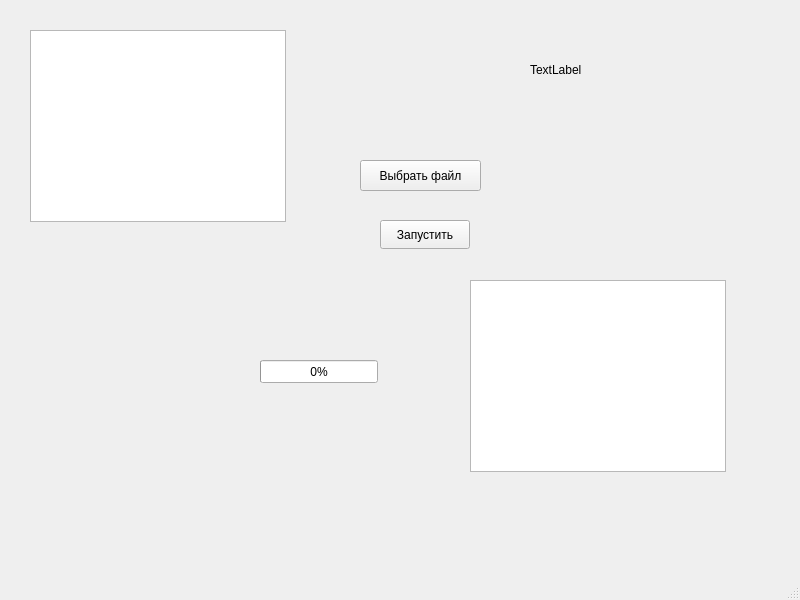
Qt form mainwindow.ui (copchen/CharFrequencyAnalyzer) before a commit.
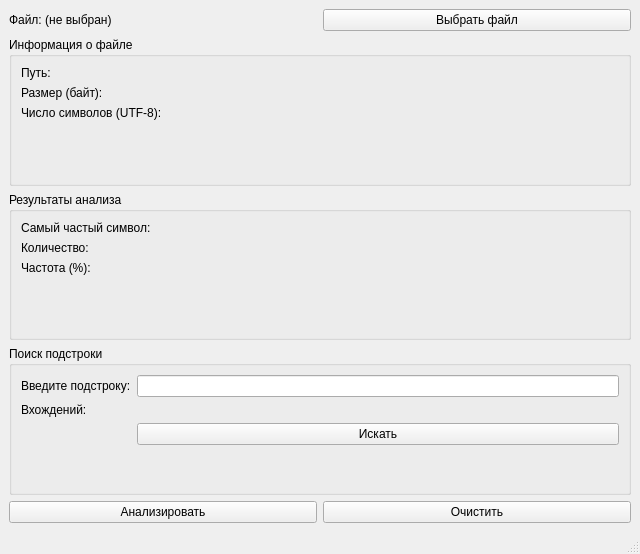
The same form after that commit.

```diff
--- a/mainwindow.ui
+++ b/mainwindow.ui
@@ -6,86 +6,177 @@
    <rect>
     <x>0</x>
     <y>0</y>
-    <width>800</width>
-    <height>600</height>
+    <width>640</width>
+    <height>554</height>
    </rect>
   </property>
   <property name="windowTitle">
    <string>MainWindow</string>
   </property>
   <widget class="QWidget" name="centralwidget">
-   <widget class="QPushButton" name="btnChoose">
-    <property name="geometry">
-     <rect>
-      <x>360</x>
-      <y>160</y>
-      <width>121</width>
-      <height>31</height>
-     </rect>
-    </property>
-    <property name="text">
-     <string>Выбрать файл</string>
-    </property>
-   </widget>
-   <widget class="QPushButton" name="btnStart">
-    <property name="geometry">
-     <rect>
-      <x>380</x>
-      <y>220</y>
-      <width>90</width>
-      <height>29</height>
-     </rect>
-    </property>
-    <property name="text">
-     <string>Запустить</string>
-    </property>
-   </widget>
-   <widget class="QListWidget" name="listFiles">
-    <property name="geometry">
-     <rect>
-      <x>30</x>
-      <y>30</y>
-      <width>256</width>
-      <height>192</height>
-     </rect>
-    </property>
-   </widget>
-   <widget class="QProgressBar" name="progressBar">
-    <property name="geometry">
-     <rect>
-      <x>260</x>
-      <y>360</y>
-      <width>118</width>
-      <height>23</height>
-     </rect>
-    </property>
-    <property name="value">
-     <number>0</number>
-    </property>
-   </widget>
-   <widget class="QTableWidget" name="tableResults">
-    <property name="geometry">
-     <rect>
-      <x>470</x>
-      <y>280</y>
-      <width>256</width>
-      <height>192</height>
-     </rect>
-    </property>
-   </widget>
-   <widget class="QLabel" name="lblStatus">
-    <property name="geometry">
-     <rect>
-      <x>530</x>
-      <y>60</y>
-      <width>63</width>
-      <height>20</height>
-     </rect>
-    </property>
-    <property name="text">
-     <string>TextLabel</string>
-    </property>
-   </widget>
+   <layout class="QVBoxLayout" name="verticalLayout">
+
+    <!-- Выбор файла -->
+    <item>
+     <layout class="QHBoxLayout" name="layoutSelectFile">
+      <item>
+       <widget class="QLabel" name="labelSelectedFile">
+        <property name="text">
+         <string>Файл: (не выбран)</string>
+        </property>
+       </widget>
+      </item>
+      <item>
+       <widget class="QPushButton" name="btnSelectFile">
+        <property name="text">
+         <string>Выбрать файл</string>
+        </property>
+       </widget>
+      </item>
+     </layout>
+    </item>
+
+    <!-- Информация о файле -->
+    <item>
+     <widget class="QGroupBox" name="groupFileInfo">
+      <property name="title">
+       <string>Информация о файле</string>
+      </property>
+      <layout class="QFormLayout" name="formFileInfo">
+       <item row="0" column="0">
+        <widget class="QLabel" name="labelFilePath">
+         <property name="text">
+          <string>Путь:</string>
+         </property>
+        </widget>
+       </item>
+       <item row="0" column="1">
+        <widget class="QLabel" name="valueFilePath"/>
+       </item>
+       <item row="1" column="0">
+        <widget class="QLabel" name="labelFileSize">
+         <property name="text">
+          <string>Размер (байт):</string>
+         </property>
+        </widget>
+       </item>
+       <item row="1" column="1">
+        <widget class="QLabel" name="valueFileSize"/>
+       </item>
+       <item row="2" column="0">
+        <widget class="QLabel" name="labelCharCount">
+         <property name="text">
+          <string>Число символов (UTF-8):</string>
+         </property>
+        </widget>
+       </item>
+       <item row="2" column="1">
+        <widget class="QLabel" name="valueCharCount"/>
+       </item>
+      </layout>
+     </widget>
+    </item>
+
+    <!-- Результаты анализа -->
+    <item>
+     <widget class="QGroupBox" name="groupAnalysis">
+      <property name="title">
+       <string>Результаты анализа</string>
+      </property>
+      <layout class="QFormLayout" name="formAnalysis">
+       <item row="0" column="0">
+        <widget class="QLabel" name="labelMostChar">
+         <property name="text">
+          <string>Самый частый символ:</string>
+         </property>
+        </widget>
+       </item>
+       <item row="0" column="1">
+        <widget class="QLabel" name="valueMostChar"/>
+       </item>
+       <item row="1" column="0">
+        <widget class="QLabel" name="labelMostCount">
+         <property name="text">
+          <string>Количество:</string>
+         </property>
+        </widget>
+       </item>
+       <item row="1" column="1">
+        <widget class="QLabel" name="valueMostCount"/>
+       </item>
+       <item row="2" column="0">
+        <widget class="QLabel" name="labelFrequency">
+         <property name="text">
+          <string>Частота (%):</string>
+         </property>
+        </widget>
+       </item>
+       <item row="2" column="1">
+        <widget class="QLabel" name="valueFrequency"/>
+       </item>
+      </layout>
+     </widget>
+    </item>
+
+    <!-- Поиск подстроки -->
+    <item>
+     <widget class="QGroupBox" name="groupSearch">
+      <property name="title">
+       <string>Поиск подстроки</string>
+      </property>
+      <layout class="QFormLayout" name="formSearch">
+       <item row="0" column="0">
+        <widget class="QLabel" name="labelSearch">
+         <property name="text">
+          <string>Введите подстроку:</string>
+         </property>
+        </widget>
+       </item>
+       <item row="0" column="1">
+        <widget class="QLineEdit" name="editSearchString"/>
+       </item>
+       <item row="1" column="0">
+        <widget class="QLabel" name="labelSearchResult">
+         <property name="text">
+          <string>Вхождений:</string>
+         </property>
+        </widget>
+       </item>
+       <item row="1" column="1">
+        <widget class="QLabel" name="valueSearchResult"/>
+       </item>
+       <item row="2" column="1">
+        <widget class="QPushButton" name="btnSearchString">
+         <property name="text">
+          <string>Искать</string>
+         </property>
+        </widget>
+       </item>
+      </layout>
+     </widget>
+    </item>
+
+    <!-- Кнопки снизу -->
+    <item>
+     <layout class="QHBoxLayout" name="layoutBottomButtons">
+      <item>
+       <widget class="QPushButton" name="btnStartAnalysis">
+        <property name="text">
+         <string>Анализировать</string>
+        </property>
+       </widget>
+      </item>
+      <item>
+       <widget class="QPushButton" name="btnClear">
+        <property name="text">
+         <string>Очистить</string>
+        </property>
+       </widget>
+      </item>
+     </layout>
+    </item>
+
+   </layout>
   </widget>
   <widget class="QMenuBar" name="menubar">
    <property name="geometry">
```
Left out of the diff: 14 changed lines with no effect on the pictures.
